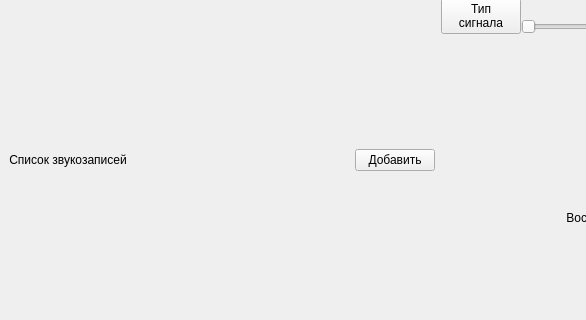
First picture: the form in GUI/main_window.ui, repository Eugene-q/PresenterPlayer, before the edit; both pictures show x 0 to 586 and y 101 to 421 of the 800 by 523 pixel window.
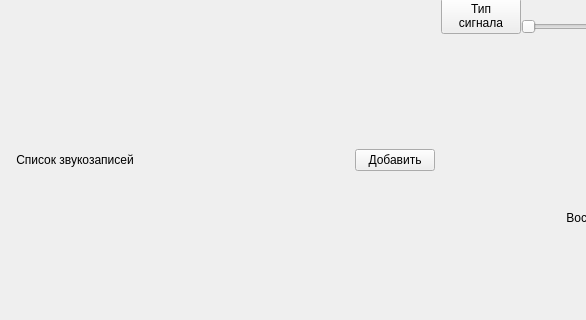
Second picture: the form after the edit.

Commit message: - название списка в заголовок вместо "список звукозаписей". - Отслеживать сохранён текущий список или нет. Default_playback_dir используется только при чистом старте. При открытии списка playback_dir - это папка с песнями, сохранённая при сохранении списка. - проверить уже наличие файла в папке при добавлении - подключить кнопки загрузки, сохранения и очистки списка. Сохранение порядка. Окно подтверждения удаления списка.

The edit to the form file:
```diff
--- a/GUI/main_window.ui
+++ b/GUI/main_window.ui
@@ -48,10 +48,17 @@
        <number>0</number>
       </property>
       <item>
-       <layout class="QHBoxLayout" name="horizontalLayout" stretch="0,0,0">
+       <layout class="QHBoxLayout" name="horizontalLayout" stretch="0,0,0,0">
         <property name="spacing">
          <number>0</number>
         </property>
+        <item>
+         <widget class="QLabel" name="labelSaveSign">
+          <property name="text">
+           <string/>
+          </property>
+         </widget>
+        </item>
         <item>
          <widget class="QLabel" name="labelSongListHeader">
           <property name="text">
```
The commit also changes 2 other files.
